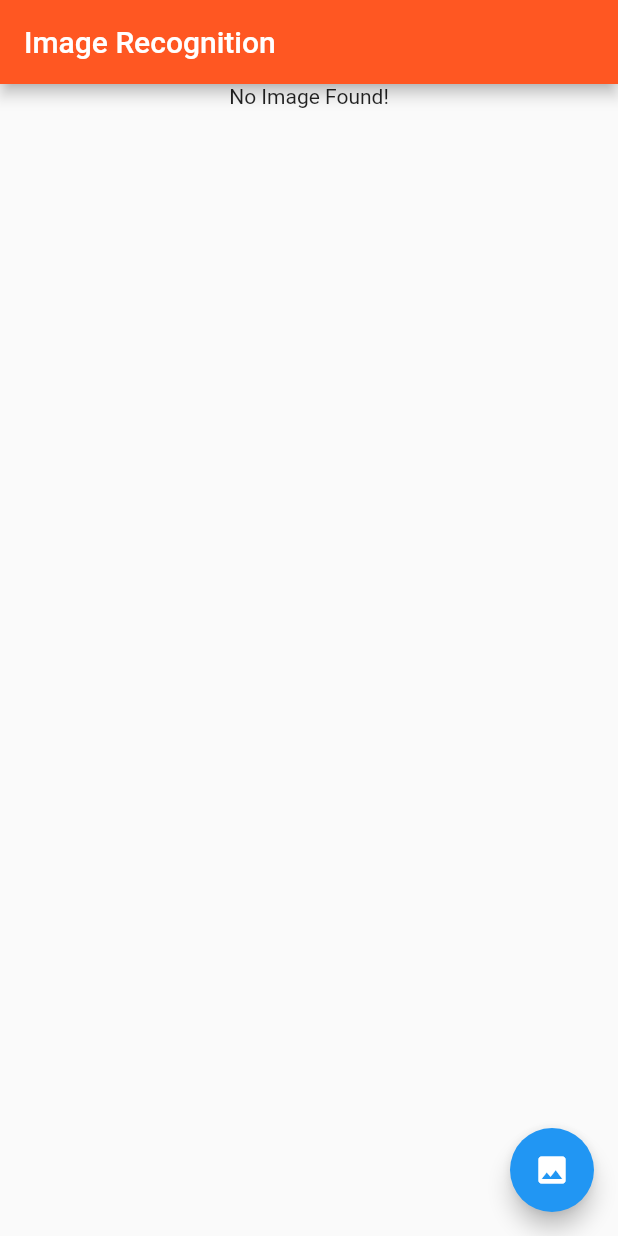
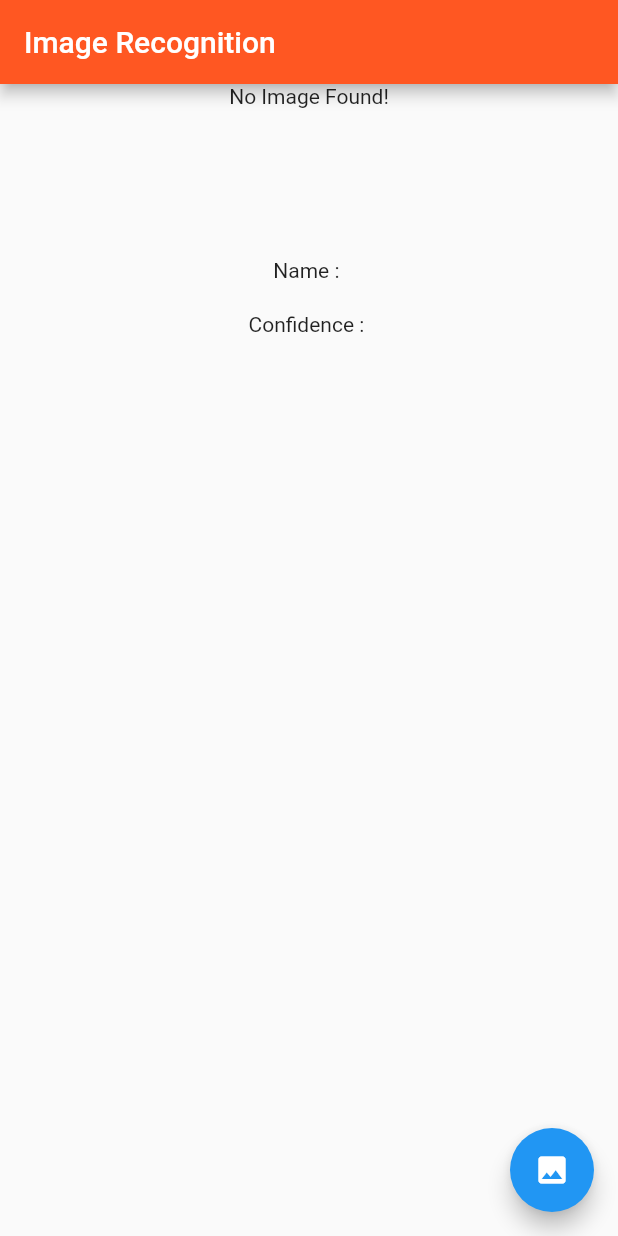
Before and after one commit to imrishuroy/image_recognition_tensorflow, a Flutter app: the screen it shows after launch, on a phone screen of 412 x 824 dp. Run offline on Flutter 3.47's test engine with Material 2 defaults, Android fonts, the phone set to English and light mode, and no system bars; our stand-ins replace image_picker; missing offline and left inert: tflite.

Commit message:
Added Image Recognition By TfLite Package

```diff
--- a/lib/main.dart
+++ b/lib/main.dart
@@ -27,21 +27,50 @@ class _HomePageState extends State<HomePage> {
   final _picker = ImagePicker();
   bool _isLoading = false;
 
+  List _result;
+  String _name = '';
+  String _confidence = '';
+
   selectImage() async {
     final pickedImage = await _picker.getImage(source: ImageSource.gallery);
     setState(() {
+      _image = File(pickedImage.path);
       _isLoading = true;
-      if (pickedImage != null) {
-        _image = File(pickedImage.path);
-      } else {
-        print('Something went wrong');
-      }
+    });
+    applyModalOnImage(File(pickedImage.path));
+  }
+
+  loadImage() async {
+    var resultant = await Tflite.loadModel(
+      model: 'assets/model_unquant.tflite',
+      labels: 'assets/labels.txt',
+    );
+    print(resultant.toString());
+  }
+
+  applyModalOnImage(File image) async {
+    var res = await Tflite.runModelOnImage(
+      path: image.path,
+      numResults: 2,
+      threshold: 0.5,
+      imageMean: 127.5,
+      imageStd: 127.5,
+    );
+    setState(() {
+      _result = res;
+
+      String str = _result[0]['label'];
+      _name = str.substring(2);
+      _confidence = _result != null
+          ? (_result[0]['confidence'] * 100).toString().substring(0, 2) + '%'
+          : '';
     });
   }
 
   @override
   void initState() {
     super.initState();
+    loadImage();
   }
 
   @override
@@ -65,7 +94,13 @@ class _HomePageState extends State<HomePage> {
                   width: double.infinity,
                   child: Image.file(_image),
                 )
-              : Center(child: Text('No Image Found!')),
+              : Center(
+                  child: Text('No Image Found!'),
+                ),
+          SizedBox(height: 100.0),
+          Text('Name : $_name'),
+          SizedBox(height: 20.0),
+          Text('Confidence : $_confidence')
         ],
       ),
     );
--- a/pubspec.yaml
+++ b/pubspec.yaml
@@ -48,7 +48,8 @@ flutter:
 
   # To add assets to your application, add an assets section, like this:
   assets:
-    - assets/
+    - assets/labels.txt
+    - assets/model_unquant.tflite
   #   - images/a_dot_ham.jpeg
 
   # An image asset can refer to one or more resolution-specific "variants", see
```
Also changed, not shown: 1 other file.
